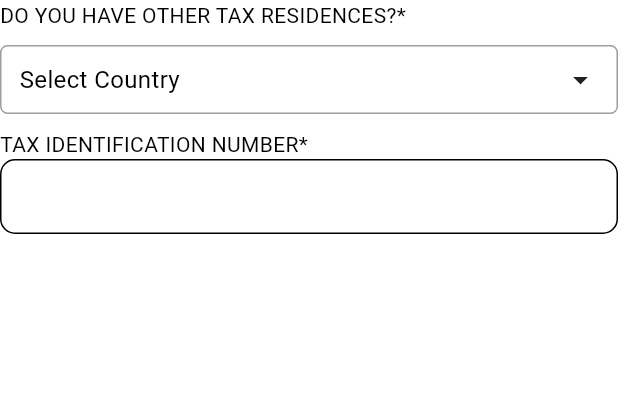
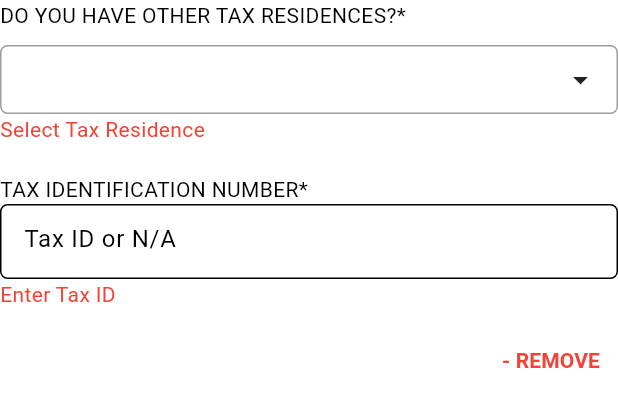
Before and after one commit to Charizard17/expatrio_coding_challenge, a Flutter app: the TaxResidenceDetails widget shown alone on an empty page, opened directly with empty values, on a phone screen of 412 x 824 dp. Shown: the top 407 px of the screen. Run offline on Flutter 3.47's test engine with Material 3 defaults, Android fonts, the phone set to English and light mode, and no system bars; our stand-ins replace flutter_svg, lottie; accounts and stored records are empty; network calls fail.

Commit message:
add and remove tax residence functionality implemented. some small adjustments. search func added

```diff
--- a/lib/shared/countries_constants.dart
+++ b/lib/shared/countries_constants.dart
@@ -7,6 +7,9 @@ class CountriesConstants {
   }
 
   static String getCountryLabelFromCode(String code) {
+    if (code == '') {
+      return '';
+    }
     return CountriesConstants.nationality
         .firstWhere((country) => country['code'].toString() == code)['label']
         .toString();
--- a/lib/widgets/tax_residence_details.dart
+++ b/lib/widgets/tax_residence_details.dart
@@ -8,6 +8,7 @@ class TaxResidenceDetails extends StatelessWidget {
   final void Function(String?)? onCountryChanged;
   final String taxId;
   final void Function(String)? onTaxIdChanged;
+  final void Function()? onTaxResidenceRemoved;
 
   const TaxResidenceDetails({
     Key? key,
@@ -17,6 +18,7 @@ class TaxResidenceDetails extends StatelessWidget {
     this.onCountryChanged,
     required this.taxId,
     this.onTaxIdChanged,
+    this.onTaxResidenceRemoved,
   }) : super(key: key);
 
   @override
@@ -56,15 +58,25 @@ class TaxResidenceDetails extends StatelessWidget {
               mainAxisAlignment: MainAxisAlignment.spaceBetween,
               children: [
                 Text(
-                  countryCode != null
-                      ? CountriesConstants.getCountryLabelFromCode(countryCode!)
-                      : 'Select Country',
+                  CountriesConstants.getCountryLabelFromCode(countryCode!),
                   style: const TextStyle(fontSize: 16),
                 ),
                 const Icon(Icons.arrow_drop_down),
               ],
             ),
           ),
+        ),
+        if (countryCode == '')
+          const Column(
+            children: [
+              Text(
+                'Select Tax Residence',
+                style: TextStyle(
+                  color: Colors.red,
+                ),
+              ),
+              SizedBox(height: 10),
+            ],
           ),
         const SizedBox(height: 10),
         const Text(
@@ -78,16 +90,44 @@ class TaxResidenceDetails extends StatelessWidget {
           child: TextFormField(
             initialValue: taxId,
             onChanged: onTaxIdChanged,
-            decoration: const InputDecoration(
+            decoration: InputDecoration(
+              hintText: 'Tax ID or N/A',
               border: OutlineInputBorder(
-                borderRadius: BorderRadius.all(
-                  Radius.circular(10),
+                borderRadius: BorderRadius.circular(5),
+              ),
+              focusedBorder: OutlineInputBorder(
+                borderRadius: BorderRadius.circular(5),
               ),
             ),
           ),
         ),
+        if (taxId == '')
+          const Column(
+            children: [
+              Text(
+                'Enter Tax ID',
+                style: TextStyle(
+                  color: Colors.red,
                 ),
-        const SizedBox(height: 20),
+              ),
+              SizedBox(height: 10),
+            ],
+          ),
+        if (isPrimary) const SizedBox(height: 20),
+        if (!isPrimary)
+          Align(
+            alignment: Alignment.centerRight,
+            child: TextButton(
+              onPressed: onTaxResidenceRemoved,
+              child: const Text(
+                '- REMOVE',
+                style: TextStyle(
+                  color: Colors.red,
+                  fontWeight: FontWeight.bold,
+                ),
+              ),
+            ),
+          ),
       ],
     );
   }
@@ -96,12 +136,16 @@ class TaxResidenceDetails extends StatelessWidget {
     final List<String> countries = CountriesConstants.getCountryLabels(
       selectedCountryCodes,
     );
+
+    List<String> filteredList = countries;
+
     return ClipRRect(
       borderRadius: const BorderRadius.only(
         topLeft: Radius.circular(20),
         topRight: Radius.circular(20),
       ),
-      child: Column(
+      child: StatefulBuilder(builder: (context, setState) {
+        return Column(
           crossAxisAlignment: CrossAxisAlignment.start,
           children: [
             Container(
@@ -125,7 +169,12 @@ class TaxResidenceDetails extends StatelessWidget {
               padding: const EdgeInsets.symmetric(horizontal: 20.0),
               child: TextFormField(
                 onChanged: (value) {
-                // Implement search logic here
+                  setState(() {
+                    filteredList = countries
+                        .where((country) =>
+                            country.toLowerCase().contains(value.toLowerCase()))
+                        .toList();
+                  });
                 },
                 decoration: const InputDecoration(
                   labelText: 'Search for country',
@@ -140,9 +189,9 @@ class TaxResidenceDetails extends StatelessWidget {
             Expanded(
               child: ListView.builder(
                 padding: const EdgeInsets.symmetric(horizontal: 10.0),
-              itemCount: countries.length,
+                itemCount: filteredList.length,
                 itemBuilder: (BuildContext context, int index) {
-                final country = countries[index];
+                  final country = filteredList[index];
                   return ListTile(
                     title: Text(country),
                     onTap: () {
@@ -153,7 +202,8 @@ class TaxResidenceDetails extends StatelessWidget {
               ),
             ),
           ],
-      ),
+        );
+      }),
     );
   }
 }
```
Also changed, not shown: lib/pages/account_page.dart (+65 -4 lines), lib/providers/user_tax_data_provider.dart (+48 -0 lines). Lines whose indentation alone changed are shown as unchanged.
